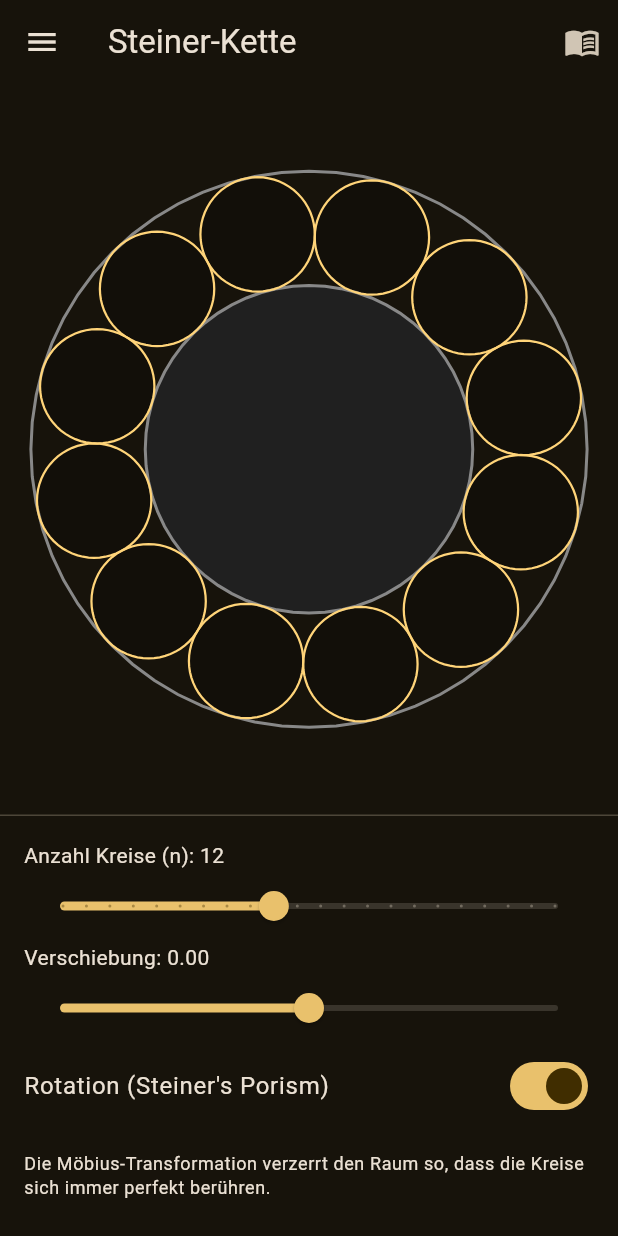
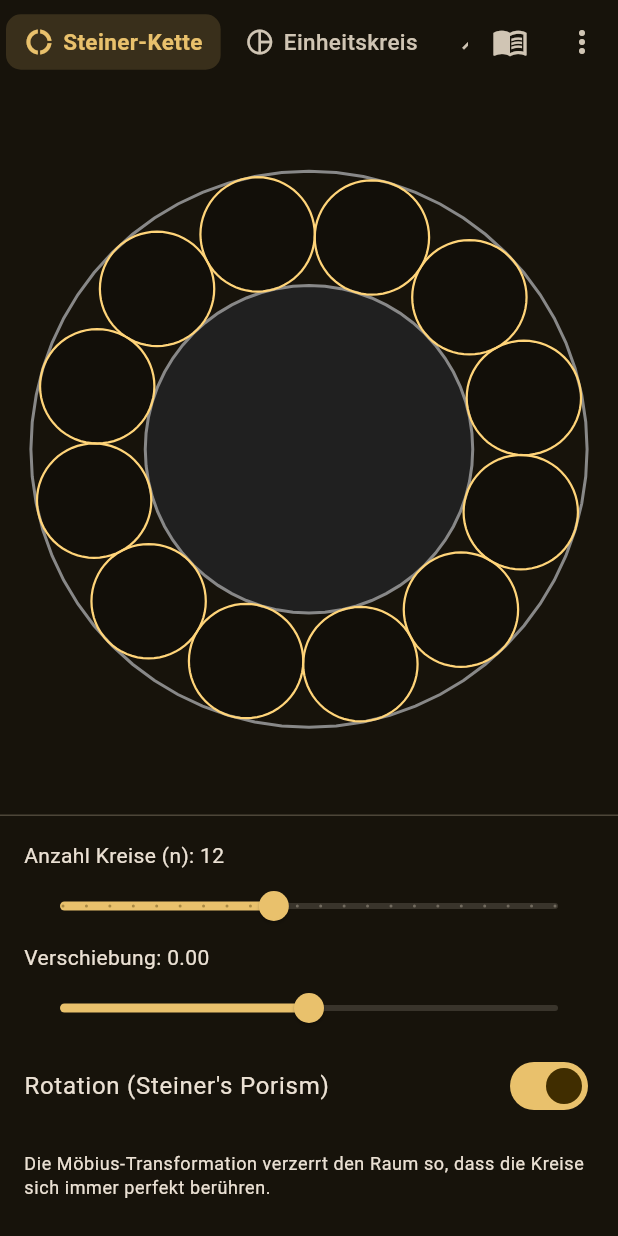
Before and after one commit to Bawdyness/steiner_chain, a Flutter app: the screen it shows after launch, on a phone screen of 412 x 824 dp. Run offline on Flutter 3.47's test engine with Material 3 defaults, Android fonts, the phone set to English and light mode, and no system bars; our stand-ins replace shared_preferences; missing offline and left inert: flutter_math_fork, markdown.

Commit message:
Tool-Leiste oben statt Hamburger-Drawer
Tool-Auswahl liegt jetzt als horizontale Leiste in der AppBar (auf Höhe
von Titel + Hamburger): alle sichtbaren Tools als Icon+Name, das aktive
farbig hervorgehoben, bei Bedarf horizontal scrollbar; Tippen wechselt
direkt. Kein Drawer mehr.

- app_drawer.dart → tool_nav.dart umbenannt; enthält ToolEntry, HubScope
  und neu ToolSelectorBar. AppDrawer entfernt.
- ToolScaffold-AppBar: automaticallyImplyLeading=false, Titel = die
  Tool-Leiste; Einstellungen + Über wandern in ein ⋮-Überlaufmenü
  (_OverflowMenu).
- Sichtbarkeits-Funktion bleibt: standardmäßig alle Tools an, über
  ⋮ → Einstellungen weiterhin ausblendbar.
- Fix: SettingsScreen wird als Route über dem HubScope gepusht und rief
  bislang HubScope.of (dort nicht erreichbar → Absturz). Bekommt die
  Hub-Daten jetzt per Parameter und hält die Switch-Zustände lokal.
- Test: tool_nav_test (Tab-Wechsel + ⋮→Einstellungen öffnet den Screen).

Co-Authored-By: Claude Opus 4.8 <noreply@anthropic.com>

```diff
--- a/lib/main.dart
+++ b/lib/main.dart
@@ -7,7 +7,7 @@ import 'tools/kurve.dart';
 import 'tools/steiner.dart';
 import 'tools/unit_circle.dart';
 import 'tools/wachstum.dart';
-import 'widgets/app_drawer.dart';
+import 'widgets/tool_nav.dart';
 
 void main() {
   WidgetsFlutterBinding.ensureInitialized();
--- a/lib/scaffold/tool_scaffold.dart
+++ b/lib/scaffold/tool_scaffold.dart
@@ -1,6 +1,7 @@
 import 'package:flutter/material.dart';
-import '../widgets/app_drawer.dart';
 import '../widgets/drag_handle.dart';
+import '../widgets/settings_screen.dart';
+import '../widgets/tool_nav.dart';
 
 /// Gemeinsames Skelett für alle Tools: AppBar, Drawer-Slot, Wide/Narrow-
 /// Layout, Drag-Handles für Panel-Breiten, optionales Referenz-Panel
@@ -57,9 +58,11 @@ class _ToolScaffoldState extends State<ToolScaffold> {
     final hasReference = widget.reference != null &&
         widget.reference!.tabs.isNotEmpty;
     return Scaffold(
-      drawer: const AppDrawer(),
       appBar: AppBar(
-        title: Text(widget.title),
+        // Tool selection lives in the bar itself — no leading hamburger.
+        automaticallyImplyLeading: false,
+        titleSpacing: 4,
+        title: const ToolSelectorBar(),
         actions: [
           if (hasReference)
             LayoutBuilder(builder: (context, _) {
@@ -84,6 +87,7 @@ class _ToolScaffoldState extends State<ToolScaffold> {
                 },
               );
             }),
+          const _OverflowMenu(),
         ],
       ),
       body: LayoutBuilder(
@@ -270,3 +274,67 @@ class _ReferenceRoute extends StatelessWidget {
     );
   }
 }
+
+/// AppBar-Überlaufmenü (⋮): Einstellungen + Über — der frühere Drawer-Fuß.
+/// Liegt selbst im [HubScope] und reicht dessen Daten an den darüber gepushten
+/// Einstellungs-Screen weiter.
+class _OverflowMenu extends StatelessWidget {
+  const _OverflowMenu();
+
+  @override
+  Widget build(BuildContext context) {
+    final scope = HubScope.of(context);
+    return PopupMenuButton<String>(
+      tooltip: 'Mehr',
+      onSelected: (value) {
+        switch (value) {
+          case 'settings':
+            Navigator.of(context).push(MaterialPageRoute(
+              builder: (_) => SettingsScreen(
+                allEntries: scope.allEntries,
+                disabledIds: scope.disabledIds,
+                onToggleTool: scope.onToggleTool,
+              ),
+            ));
+          case 'about':
+            showAboutDialog(
+              context: context,
+              applicationName: 'Geometrie-Spielzeug',
+              applicationVersion: '0.1.0',
+              applicationLegalese: '© Eric Naville, 2026.\n'
+                  'Lizenz: CC BY-NC-SA 4.0\n'
+                  '(Frei für nicht-kommerzielle Nutzung)',
+              children: const [
+                SizedBox(height: 12),
+                Text(
+                  'Quelltext und Inhalte stehen unter der Creative-Commons-'
+                  'Lizenz BY-NC-SA 4.0. Du darfst sie weitergeben und '
+                  'bearbeiten, solange du den Urheber nennst, sie nicht '
+                  'kommerziell nutzt und Bearbeitungen unter derselben Lizenz '
+                  'teilst.',
+                ),
+              ],
+            );
+        }
+      },
+      itemBuilder: (context) => const [
+        PopupMenuItem(
+          value: 'settings',
+          child: ListTile(
+            leading: Icon(Icons.tune_outlined),
+            title: Text('Einstellungen'),
+            contentPadding: EdgeInsets.zero,
+          ),
+        ),
+        PopupMenuItem(
+          value: 'about',
+          child: ListTile(
+            leading: Icon(Icons.info_outline),
+            title: Text('Über'),
+            contentPadding: EdgeInsets.zero,
+          ),
+        ),
+      ],
+    );
+  }
+}
--- /dev/null
+++ b/lib/widgets/tool_nav.dart
@@ -0,0 +1,141 @@
+import 'package:flutter/material.dart';
+
+/// Eintrag in der Tool-Liste — stabiler `id`, Anzeigename, Icon, und Builder
+/// für das eigentliche Tool-Widget. Tools sind eigenständige Widgets, die
+/// sich an `ToolScaffold` hängen (siehe CLAUDE.md → "Adding a new tool").
+///
+/// Der `id` ist persistenz-relevant (SharedPreferences-Schlüssel für die
+/// Sichtbarkeits-Toggle-Liste) und wird nach Auslieferung NIE umbenannt.
+class ToolEntry {
+  const ToolEntry({
+    required this.id,
+    required this.title,
+    required this.icon,
+    required this.builder,
+  });
+  final String id;
+  final String title;
+  final IconData icon;
+  final Widget Function() builder;
+}
+
+/// Stellt die Tool-Liste, die aktive Auswahl und die Sichtbarkeits-Logik an
+/// den Widget-Tree. `entries` enthält nur die *sichtbaren* Tools (die die
+/// Tool-Leiste rendert); `allEntries` enthält alle (für die Einstellungs-Liste).
+class HubScope extends InheritedWidget {
+  const HubScope({
+    super.key,
+    required this.entries,
+    required this.allEntries,
+    required this.activeIndex,
+    required this.onSelect,
+    required this.disabledIds,
+    required this.onToggleTool,
+    required super.child,
+  });
+
+  /// Sichtbare Tools (gefiltert nach `disabledIds`).
+  final List<ToolEntry> entries;
+
+  /// Alle registrierten Tools, unabhängig von Sichtbarkeit.
+  final List<ToolEntry> allEntries;
+
+  /// Index in `entries` des gerade aktiven Tools.
+  final int activeIndex;
+
+  final void Function(int) onSelect;
+
+  /// IDs der vom User deaktivierten Tools.
+  final Set<String> disabledIds;
+
+  /// Setzt die Sichtbarkeit eines Tools. Das letzte sichtbare Tool kann
+  /// nicht deaktiviert werden (UI verhindert das).
+  final void Function(String id, bool enabled) onToggleTool;
+
+  static HubScope of(BuildContext context) {
+    final scope = context.dependOnInheritedWidgetOfExactType<HubScope>();
+    assert(scope != null, 'HubScope nicht im Widget-Tree gefunden.');
+    return scope!;
+  }
+
+  @override
+  bool updateShouldNotify(HubScope old) =>
+      activeIndex != old.activeIndex ||
+      entries != old.entries ||
+      disabledIds != old.disabledIds;
+}
+
+/// Horizontale Tool-Leiste für die AppBar: alle sichtbaren Tools als Icon +
+/// Name nebeneinander, das aktive farbig hervorgehoben. Passt nicht alles in
+/// die Breite, ist sie horizontal scrollbar. Tippen wechselt das Tool über den
+/// [HubScope] — ersetzt den früheren Hamburger-Drawer.
+class ToolSelectorBar extends StatelessWidget {
+  const ToolSelectorBar({super.key});
+
+  @override
+  Widget build(BuildContext context) {
+    final scope = HubScope.of(context);
+    return SizedBox(
+      height: kToolbarHeight,
+      child: ListView.separated(
+        scrollDirection: Axis.horizontal,
+        padding: EdgeInsets.zero,
+        itemCount: scope.entries.length,
+        separatorBuilder: (_, _) => const SizedBox(width: 4),
+        itemBuilder: (context, i) => _ToolTab(
+          entry: scope.entries[i],
+          active: i == scope.activeIndex,
+          onTap: () => scope.onSelect(i),
+        ),
+      ),
+    );
+  }
+}
+
+class _ToolTab extends StatelessWidget {
+  const _ToolTab({
+    required this.entry,
+    required this.active,
+    required this.onTap,
+  });
+
+  final ToolEntry entry;
+  final bool active;
+  final VoidCallback onTap;
+
+  @override
+  Widget build(BuildContext context) {
+    final scheme = Theme.of(context).colorScheme;
+    final fg = active ? scheme.primary : scheme.onSurfaceVariant;
+    return Center(
+      child: Material(
+        color: active
+            ? scheme.primary.withValues(alpha: 0.16)
+            : Colors.transparent,
+        borderRadius: BorderRadius.circular(10),
+        clipBehavior: Clip.antiAlias,
+        child: InkWell(
+          onTap: onTap,
+          child: Padding(
+            padding: const EdgeInsets.symmetric(horizontal: 12, vertical: 8),
+            child: Row(
+              mainAxisSize: MainAxisSize.min,
+              children: [
+                Icon(entry.icon, size: 20, color: fg),
+                const SizedBox(width: 6),
+                Text(
+                  entry.title,
+                  style: TextStyle(
+                    color: fg,
+                    fontSize: 15,
+                    fontWeight: active ? FontWeight.w700 : FontWeight.w500,
+                  ),
+                ),
+              ],
+            ),
+          ),
+        ),
+      ),
+    );
+  }
+}
```
Also changed, not shown: lib/widgets/app_drawer.dart (deleted, +0 -143 lines), lib/widgets/settings_screen.dart (+51 -27 lines), 3 other files.
